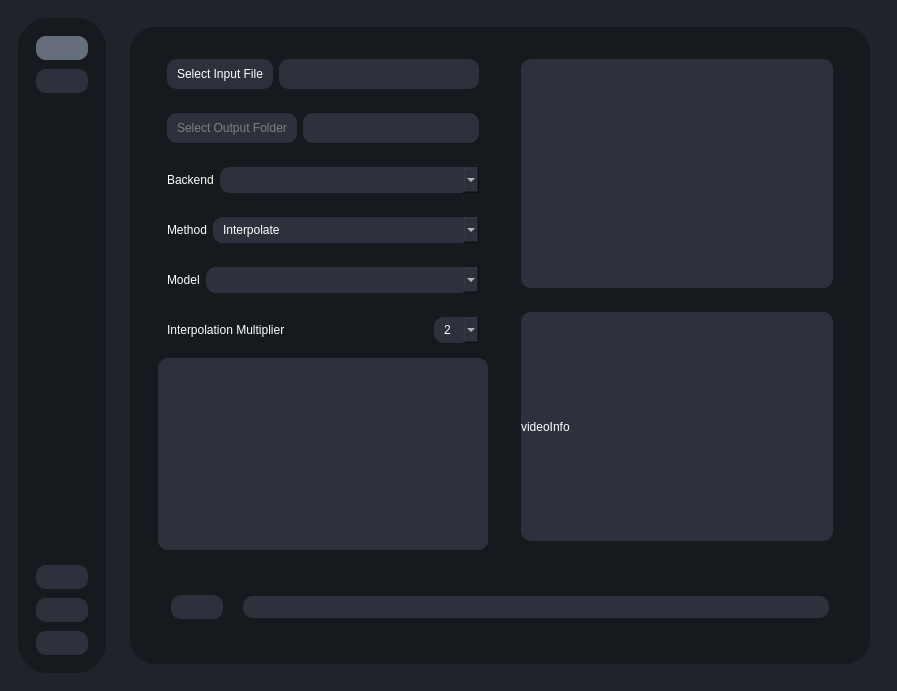
Qt form testRVEInterface.ui (TNTwise/REAL-Video-Enhancer) before a commit.
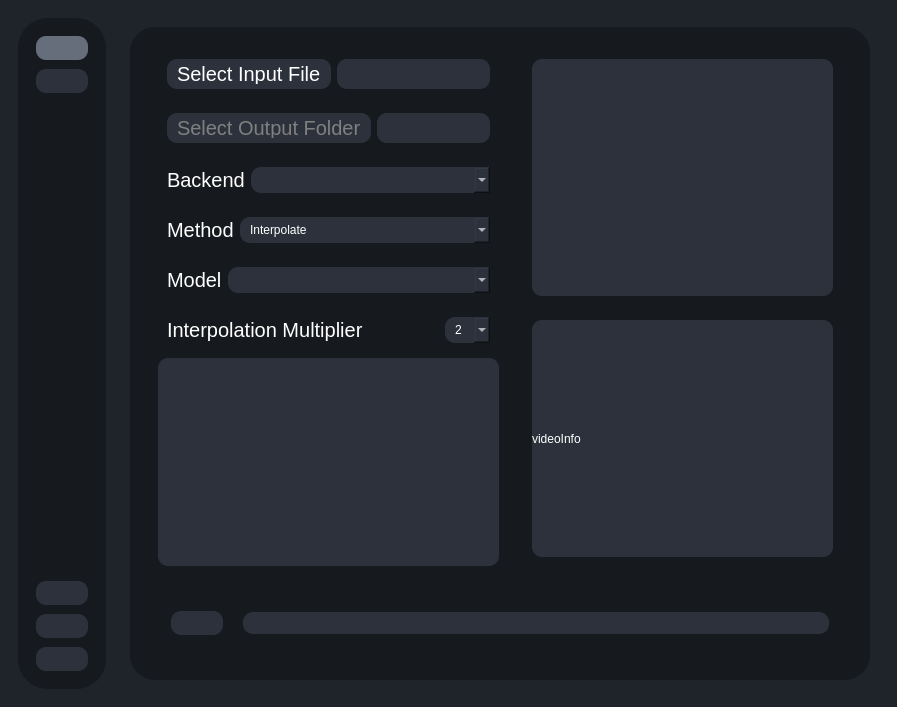
The same form after that commit. The open tabs and pages were chosen to show the change. Icons and pictures are not drawn.

Commit message: increase font size and exclude warnings

```diff
--- a/testRVEInterface.ui
+++ b/testRVEInterface.ui
@@ -7,7 +7,7 @@
     <x>0</x>
     <y>0</y>
     <width>897</width>
-    <height>681</height>
+    <height>707</height>
    </rect>
   </property>
   <property name="windowTitle">
@@ -275,6 +275,11 @@
                         <height>30</height>
                        </size>
                       </property>
+                      <property name="font">
+                       <font>
+                        <pointsize>15</pointsize>
+                       </font>
+                      </property>
                       <property name="styleSheet">
                        <string notr="true"/>
                       </property>
@@ -316,6 +321,11 @@
                         <height>30</height>
                        </size>
                       </property>
+                      <property name="font">
+                       <font>
+                        <pointsize>15</pointsize>
+                       </font>
+                      </property>
                       <property name="styleSheet">
                        <string notr="true"/>
                       </property>
@@ -345,6 +355,11 @@
                    <layout class="QHBoxLayout" name="horizontalLayout_11">
                     <item>
                      <widget class="QLabel" name="label_12">
+                      <property name="font">
+                       <font>
+                        <pointsize>15</pointsize>
+                       </font>
+                      </property>
                       <property name="text">
                        <string>Backend</string>
                       </property>
@@ -374,6 +389,11 @@
                    <layout class="QHBoxLayout" name="horizontalLayout">
                     <item>
                      <widget class="QLabel" name="label_7">
+                      <property name="font">
+                       <font>
+                        <pointsize>15</pointsize>
+                       </font>
+                      </property>
                       <property name="text">
                        <string>Method</string>
                       </property>
@@ -413,6 +433,11 @@
                    <layout class="QHBoxLayout" name="horizontalLayout_13">
                     <item alignment="Qt::AlignmentFlag::AlignLeft">
                      <widget class="QLabel" name="label_14">
+                      <property name="font">
+                       <font>
+                        <pointsize>15</pointsize>
+                       </font>
+                      </property>
                       <property name="text">
                        <string>Model</string>
                       </property>
@@ -445,6 +470,11 @@
                    <layout class="QHBoxLayout" name="horizontalLayout_7">
                     <item alignment="Qt::AlignmentFlag::AlignLeft">
                      <widget class="QLabel" name="label_11">
+                      <property name="font">
+                       <font>
+                        <pointsize>15</pointsize>
+                       </font>
+                      </property>
                       <property name="text">
                        <string>Interpolation Multiplier</string>
                       </property>
@@ -512,6 +542,11 @@
                      <verstretch>0</verstretch>
                     </sizepolicy>
                    </property>
+                   <property name="font">
+                    <font>
+                     <pointsize>15</pointsize>
+                    </font>
+                   </property>
                    <property name="styleSheet">
                     <string notr="true">*:disabled{
  
```
The commit also changes 4 other files.
